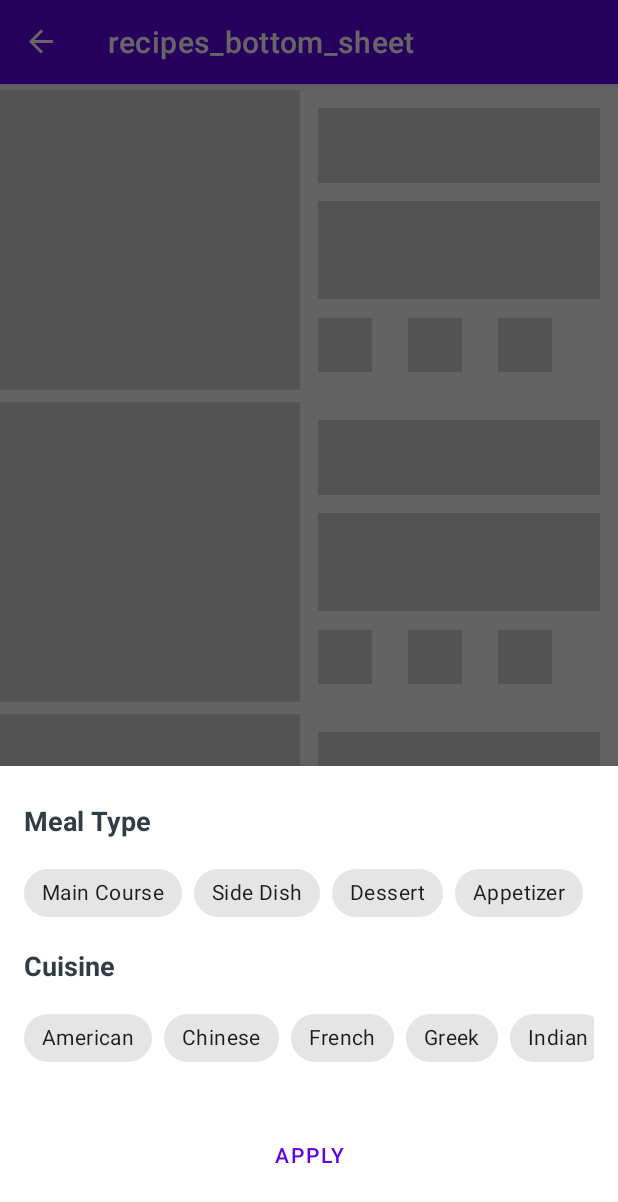
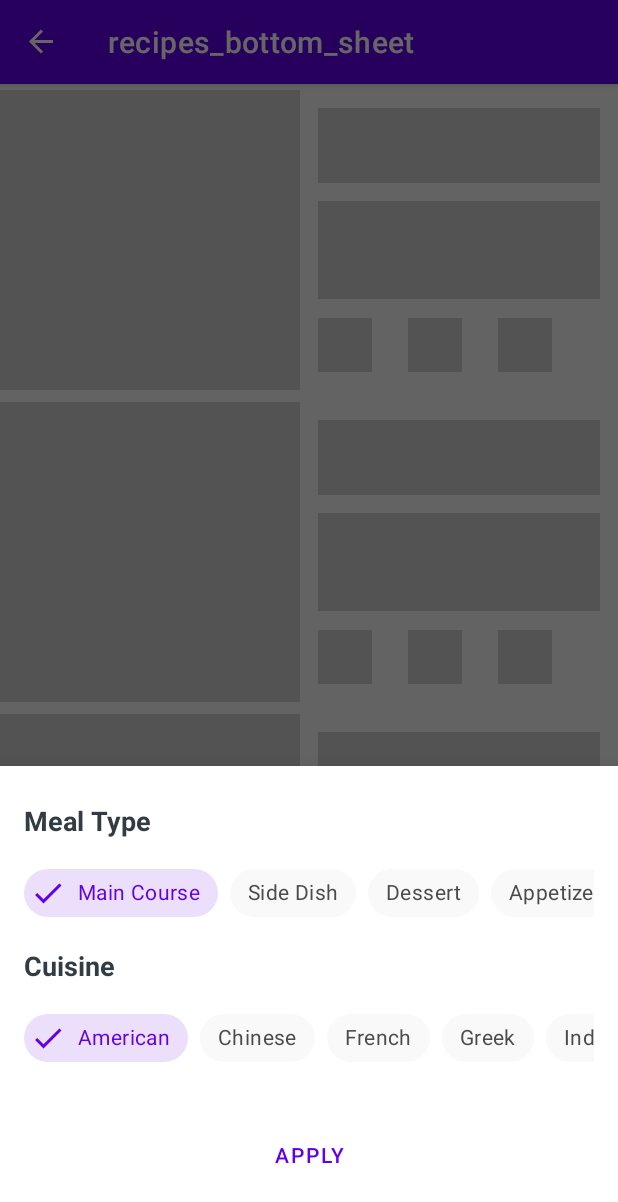
Before and after one commit to jvb93/Foody, an Android app: the RecipesBottomSheet screen opened through its navigation route, on a phone screen of 412 x 824 dp. Shown: the top 1202 px of the screen. Run offline under Robolectric (Android 15) with nearby library versions, the phone set to English and light mode, and no system bars; our stand-ins replace Dagger/Hilt's generated code, Shimmer, data binding, navigation-ui; Roboto replaces fonts that are not available here; 7 statements that could not run were skipped.

Commit message:
chip styling

```diff
--- /dev/null
+++ b/app/src/main/res/color/chip_background_color.xml
@@ -0,0 +1,7 @@
+<?xml version="1.0" encoding="utf-8"?>
+<selector xmlns:android="http://schemas.android.com/apk/res/android">
+
+    <item android:color="@color/checkedChipBackgroundColor" android:state_checked="true"/>
+    <item android:color="@color/chipBackgroundColor" android:state_checked="false"/>
+
+</selector>
--- /dev/null
+++ b/app/src/main/res/color/chip_text_color.xml
@@ -0,0 +1,7 @@
+<?xml version="1.0" encoding="utf-8"?>
+<selector xmlns:android="http://schemas.android.com/apk/res/android">
+
+    <item android:color="@color/checkedChipTextColor" android:state_checked="true"/>
+    <item android:color="@color/chipTextColor" android:state_checked="false"/>
+
+</selector>
--- a/app/src/main/res/layout/recipes_bottom_sheet.xml
+++ b/app/src/main/res/layout/recipes_bottom_sheet.xml
@@ -49,48 +49,56 @@
                 app:singleSelection="true">
 
                 <com.google.android.material.chip.Chip
+                    style="@style/CustomChipStyle"
                     android:id="@+id/main_course_chip"
                     android:layout_width="wrap_content"
                     android:layout_height="wrap_content"
                     android:text="@string/main_course" />
 
                 <com.google.android.material.chip.Chip
+                    style="@style/CustomChipStyle"
                     android:id="@+id/side_dish_chip"
                     android:layout_width="wrap_content"
                     android:layout_height="wrap_content"
                     android:text="@string/side_dish" />
 
                 <com.google.android.material.chip.Chip
+                    style="@style/CustomChipStyle"
                     android:id="@+id/dessert_chip"
                     android:layout_width="wrap_content"
                     android:layout_height="wrap_content"
                     android:text="@string/dessert" />
 
                 <com.google.android.material.chip.Chip
+                    style="@style/CustomChipStyle"
                     android:id="@+id/appetizer_chip"
                     android:layout_width="wrap_content"
                     android:layout_height="wrap_content"
                     android:text="@string/appetizer" />
 
                 <com.google.android.material.chip.Chip
+                    style="@style/CustomChipStyle"
                     android:id="@+id/salad_chip"
                     android:layout_width="wrap_content"
                     android:layout_height="wrap_content"
                     android:text="@string/salad" />
 
                 <com.google.android.material.chip.Chip
+                    style="@style/CustomChipStyle"
                     android:id="@+id/soup_chip"
                     android:layout_width="wrap_content"
                     android:layout_height="wrap_content"
                     android:text="@string/soup" />
 
                 <com.google.android.material.chip.Chip
+                    style="@style/CustomChipStyle"
                     android:id="@+id/sauce_chip"
                     android:layout_width="wrap_content"
                     android:layout_height="wrap_content"
                     android:text="@string/sauce" />
 
                 <com.google.android.material.chip.Chip
+                    style="@style/CustomChipStyle"
                     android:id="@+id/snack_chip"
                     android:layout_width="wrap_content"
                     android:layout_height="wrap_content"
@@ -142,60 +150,70 @@
                 app:singleSelection="true">
 
                 <com.google.android.material.chip.Chip
+                    style="@style/CustomChipStyle"
                     android:id="@+id/american_chip"
                     android:layout_width="wrap_content"
                     android:layout_height="wrap_content"
                     android:text="@string/american" />
 
                 <com.google.android.material.chip.Chip
+                    style="@style/CustomChipStyle"
                     android:id="@+id/chinese_chip"
                     android:layout_width="wrap_content"
                     android:layout_height="wrap_content"
                     android:text="@string/chinese" />
 
                 <com.google.android.material.chip.Chip
+                    style="@style/CustomChipStyle"
                     android:id="@+id/french_chip"
                     android:layout_width="wrap_content"
                     android:layout_height="wrap_content"
                     android:text="@string/french" />
 
                 <com.google.android.material.chip.Chip
+                    style="@style/CustomChipStyle"
                     android:id="@+id/greek_chip"
                     android:layout_width="wrap_content"
                     android:layout_height="wrap_content"
                     android:text="@string/greek" />
 
                 <com.google.android.material.chip.Chip
+                    style="@style/CustomChipStyle"
                     android:id="@+id/Indian_chip"
                     android:layout_width="wrap_content"
                     android:layout_height="wrap_content"
                     android:text="@string/indian" />
 
                 <com.google.android.material.chip.Chip
+                    style="@style/CustomChipStyle"
                     android:id="@+id/italian_chip"
                     android:layout_width="wrap_content"
                     android:layout_height="wrap_content"
                     android:text="@string/italian" />
 
                 <com.google.android.material.chip.Chip
+                    style="@style/CustomChipStyle"
                     android:id="@+id/japanese_chip"
                     android:layout_width="wrap_content"
                     android:layout_height="wrap_content"
                     android:text="@string/japanese" />
 
                 <com.google.android.material.chip.Chip
+                    style="@style/CustomChipStyle"
                     android:id="@+id/mediterranean_chip"
                     android:layout_width="wrap_content"
                     android:layout_height="wrap_content"
                     android:text="@string/mediterranean" />
 
                 <com.google.android.material.chip.Chip
+                    style="@style/CustomChipStyle"
                     android:id="@+id/mexican_chip"
                     android:layout_width="wrap_content"
                     android:layout_height="wrap_content"
                     android:text="@string/mexican" />
 
                 <com.google.android.material.chip.Chip
+                    style="@style/CustomChipStyle"
                     android:id="@+id/thai_chip"
                     android:layout_width="wrap_content"
                     android:layout_height="wrap_content"
--- a/app/src/main/res/values/colors.xml
+++ b/app/src/main/res/values/colors.xml
@@ -17,4 +17,9 @@
     <color name="red">#FF4646</color>
     <color name="yellow">#FFC114</color>
     <color name="green">#00C980</color>
+
+    <color name="checkedChipBackgroundColor">#206200EA</color>
+    <color name="chipBackgroundColor">@color/lightGray</color>
+    <color name="checkedChipTextColor">@color/colorPrimary</color>
+    <color name="chipTextColor">@color/darkGray</color>
 </resources>
--- a/app/src/main/res/values/themes.xml
+++ b/app/src/main/res/values/themes.xml
@@ -11,4 +11,10 @@
         <item name="android:statusBarColor">?attr/colorPrimaryVariant</item>
         <!-- Customize your theme here. -->
     </style>
+
+    <style name="CustomChipStyle" parent="Widget.MaterialComponents.Chip.Filter">
+        <item name="chipBackgroundColor">@color/chip_background_color</item>
+        <item name="android:textColor">@color/chip_text_color</item>
+        <item name="checkedIconTint">@color/chip_text_color</item>
+    </style>
 </resources>
```
